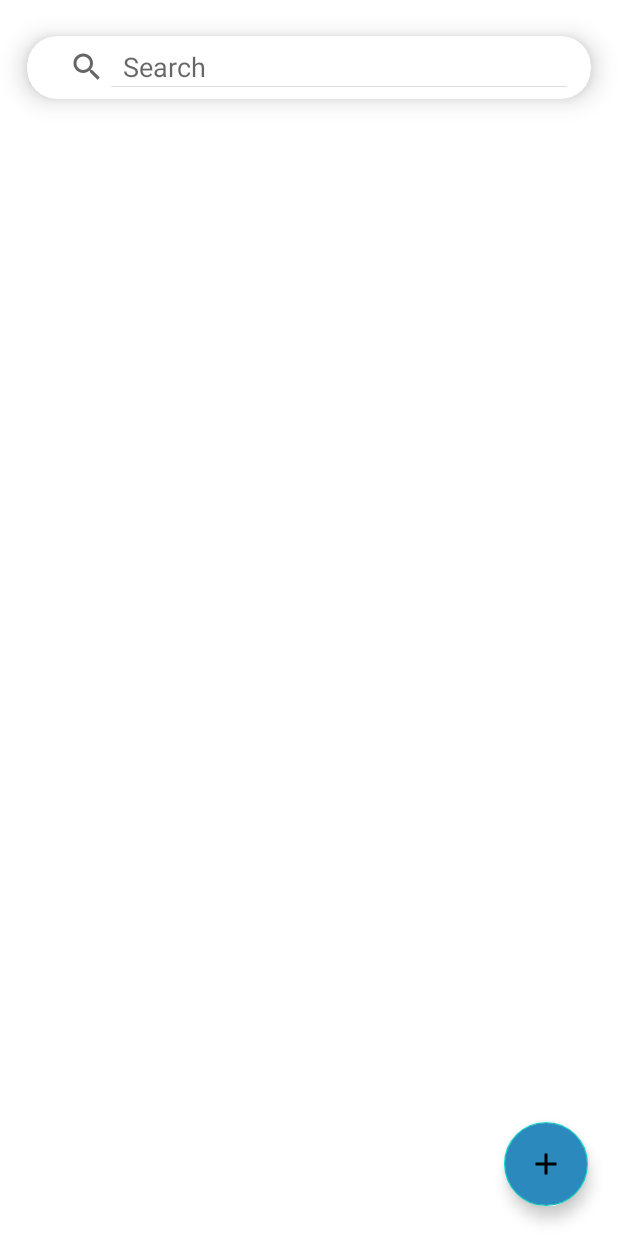
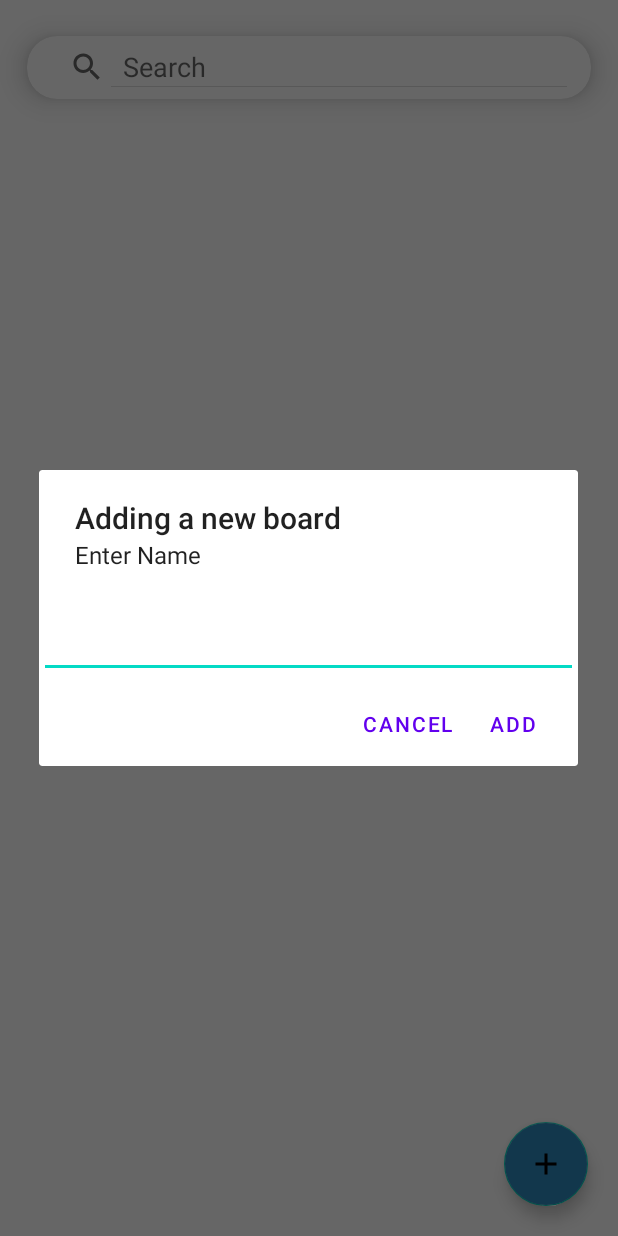
Before and after one commit to rishivarma853/TASK_TECHTOIDS_ANDROID, an Android app: the screen it shows after launch (HomeScreenActivity), after a tap on an icon or button, on a phone screen of 412 x 824 dp. Run offline under Robolectric (Android 15) with nearby library versions, the phone set to English and light mode, and no system bars.

Commit message:
added alert box

```diff
--- a/NOTA-App/app/src/main/java/ca/lcit22fw/madt/techtoids/android/nota_app/HomeScreenActivity.java
+++ b/NOTA-App/app/src/main/java/ca/lcit22fw/madt/techtoids/android/nota_app/HomeScreenActivity.java
@@ -2,10 +2,14 @@ package ca.lcit22fw.madt.techtoids.android.nota_app;
 
 import androidx.appcompat.app.AppCompatActivity;
 
+import android.app.AlertDialog;
+import android.content.DialogInterface;
 import android.content.Intent;
 import android.os.Bundle;
+import android.view.LayoutInflater;
 import android.view.View;
 import android.widget.AdapterView;
+import android.widget.EditText;
 import android.widget.GridView;
 
 import com.google.android.material.floatingactionbutton.FloatingActionButton;
@@ -39,9 +43,30 @@ public class HomeScreenActivity extends AppCompatActivity {
         fltbtnAddNewBoard.setOnClickListener(new View.OnClickListener() {
             @Override
             public void onClick(View view) {
+                AlertDialog.Builder alert = new AlertDialog.Builder(HomeScreenActivity.this);
+                LayoutInflater inflater = HomeScreenActivity.this.getLayoutInflater();
 
-            }
-        });
+                alert.setTitle("Adding a new board ");
+                alert.setMessage("Enter Name");
+                 EditText input = new EditText(HomeScreenActivity.this);
+                alert.setView(input);
+
+                alert.setPositiveButton("ADD", new DialogInterface.OnClickListener() {
+                            public void onClick(DialogInterface dialog, int whichButton) {
+                                String value = String.valueOf(input.getText());
+                                // Do something with value!
+                            }
+                }).setNegativeButton("cancel", new DialogInterface.OnClickListener() {
+                            @Override
+                            public void onClick(DialogInterface dialog, int which) {
+                                dialog.dismiss();
+
+                            }
+                        })
+                        .create().show();
+
+
 
     }
-}
+});
+    }}
```
